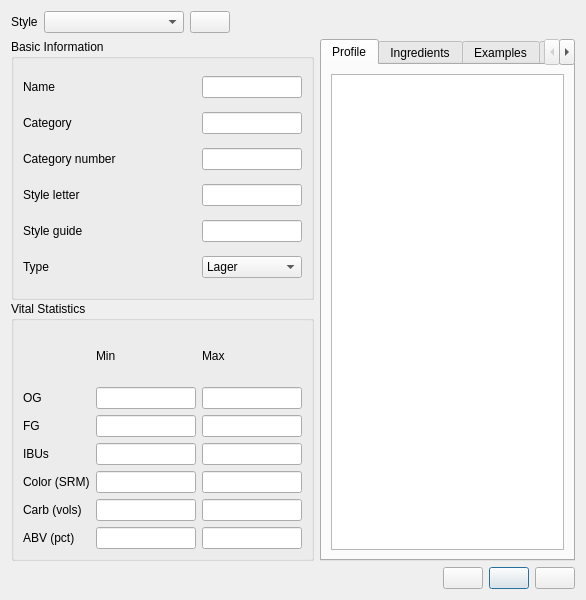
Old version of the form ui/styleEditor.ui in the repository Brewken/brewken.
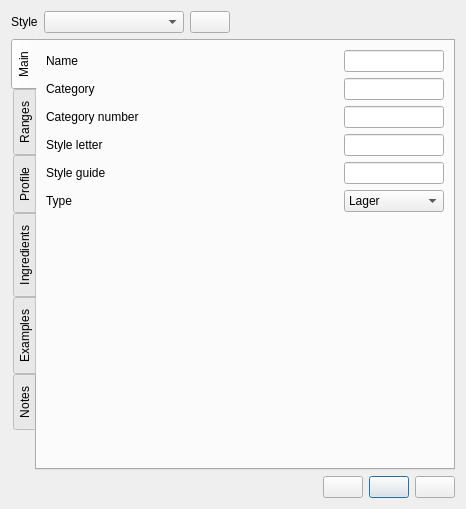
New version of the form. Icons and pictures are not drawn. Custom widgets are drawn as their Qt base class.

The edit to the form file:
```diff
--- a/ui/styleEditor.ui
+++ b/ui/styleEditor.ui
@@ -6,8 +6,8 @@
    <rect>
     <x>0</x>
     <y>0</y>
-    <width>586</width>
-    <height>600</height>
+    <width>466</width>
+    <height>509</height>
    </rect>
   </property>
   <property name="sizePolicy">
@@ -19,7 +19,7 @@
   <property name="windowTitle">
    <string>Style Editor</string>
   </property>
-  <layout class="QVBoxLayout" name="verticalLayout_7">
+  <layout class="QVBoxLayout" name="verticalLayout">
    <item>
     <layout class="QHBoxLayout" name="horizontalLayout_styles">
      <item>
@@ -75,69 +75,28 @@
     </layout>
    </item>
    <item>
-    <layout class="QHBoxLayout" name="horizontalLayout_21">
-     <item>
-      <layout class="QVBoxLayout" name="verticalLayout_6">
-       <property name="spacing">
-        <number>1</number>
-       </property>
-       <item>
-        <widget class="QGroupBox" name="groupBox_basic">
+    <widget class="QTabWidget" name="tabWidget_profile">
          <property name="sizePolicy">
-          <sizepolicy hsizetype="Preferred" vsizetype="Minimum">
+      <sizepolicy hsizetype="Expanding" vsizetype="MinimumExpanding">
            <horstretch>0</horstretch>
            <verstretch>0</verstretch>
           </sizepolicy>
          </property>
-         <property name="title">
-          <string>Basic Information</string>
-         </property>
-         <property name="configSection" stdset="0">
-          <string notr="true">styleEditor</string>
-         </property>
-         <layout class="QGridLayout" name="gridLayout_2">
-          <item row="0" column="0">
-           <widget class="QLabel" name="label_name">
-            <property name="sizePolicy">
-             <sizepolicy hsizetype="Expanding" vsizetype="Preferred">
-              <horstretch>0</horstretch>
-              <verstretch>0</verstretch>
-             </sizepolicy>
-            </property>
-            <property name="text">
-             <string>Name</string>
-            </property>
-            <property name="buddy">
-             <cstring>lineEdit_name</cstring>
-            </property>
-           </widget>
-          </item>
-          <item row="0" column="1">
-           <widget class="QLineEdit" name="lineEdit_name">
-            <property name="sizePolicy">
-             <sizepolicy hsizetype="Fixed" vsizetype="Fixed">
-              <horstretch>100</horstretch>
-              <verstretch>0</verstretch>
-             </sizepolicy>
-            </property>
-            <property name="minimumSize">
-             <size>
-              <width>100</width>
-              <height>0</height>
-             </size>
-            </property>
-            <property name="maximumSize">
-             <size>
-              <width>100</width>
-              <height>16777215</height>
-             </size>
-            </property>
-            <property name="toolTip">
-             <string>Name</string>
-            </property>
-           </widget>
-          </item>
-          <item row="1" column="0">
+     <property name="tabPosition">
+      <enum>QTabWidget::West</enum>
+     </property>
+     <property name="currentIndex">
+      <number>0</number>
+     </property>
+     <property name="usesScrollButtons">
+      <bool>false</bool>
+     </property>
+     <widget class="QWidget" name="tab_main">
+      <attribute name="title">
+       <string>Main</string>
+      </attribute>
+      <layout class="QGridLayout" name="gridLayout">
+       <item row="2" column="0">
            <widget class="QLabel" name="label_category">
             <property name="sizePolicy">
              <sizepolicy hsizetype="Expanding" vsizetype="Preferred">
@@ -145,6 +104,9 @@
               <verstretch>0</verstretch>
              </sizepolicy>
             </property>
+         <property name="toolTip">
+          <string>Required</string>
+         </property>
             <property name="text">
              <string>Category</string>
             </property>
@@ -153,8 +115,8 @@
             </property>
            </widget>
           </item>
-          <item row="1" column="1">
-           <widget class="QLineEdit" name="lineEdit_category">
+       <item row="5" column="3">
+        <widget class="BtStringEdit" name="lineEdit_styleLetter">
             <property name="sizePolicy">
              <sizepolicy hsizetype="Fixed" vsizetype="Fixed">
               <horstretch>100</horstretch>
@@ -174,59 +136,98 @@
              </size>
             </property>
             <property name="toolTip">
-             <string>Category</string>
-            </property>
-           </widget>
-          </item>
-          <item row="2" column="0">
-           <widget class="QLabel" name="label_categoryNumber">
-            <property name="sizePolicy">
-             <sizepolicy hsizetype="Expanding" vsizetype="Preferred">
-              <horstretch>0</horstretch>
-              <verstretch>0</verstretch>
-             </sizepolicy>
-            </property>
-            <property name="text">
-             <string>Category number</string>
-            </property>
-            <property name="buddy">
-             <cstring>lineEdit_categoryNumber</cstring>
-            </property>
-           </widget>
-          </item>
-          <item row="3" column="0">
-           <widget class="QLabel" name="label_styleLetter">
-            <property name="sizePolicy">
-             <sizepolicy hsizetype="Expanding" vsizetype="Preferred">
-              <horstretch>0</horstretch>
-              <verstretch>0</verstretch>
-             </sizepolicy>
-            </property>
-            <property name="text">
              <string>Style letter</string>
             </property>
-            <property name="buddy">
-             <cstring>lineEdit_styleLetter</cstring>
+         <property name="editField" stdset="0">
+          <string>styleLetter</string>
             </property>
            </widget>
           </item>
-          <item row="4" column="0">
-           <widget class="QLabel" name="label_styleGuide">
+       <item row="6" column="3">
+        <widget class="BtStringEdit" name="lineEdit_styleGuide">
             <property name="sizePolicy">
-             <sizepolicy hsizetype="Expanding" vsizetype="Preferred">
-              <horstretch>0</horstretch>
+          <sizepolicy hsizetype="Fixed" vsizetype="Fixed">
+           <horstretch>100</horstretch>
               <verstretch>0</verstretch>
              </sizepolicy>
             </property>
-            <property name="text">
+         <property name="minimumSize">
+          <size>
+           <width>100</width>
+           <height>0</height>
+          </size>
+         </property>
+         <property name="maximumSize">
+          <size>
+           <width>100</width>
+           <height>16777215</height>
+          </size>
+         </property>
+         <property name="toolTip">
              <string>Style guide</string>
             </property>
-            <property name="buddy">
-             <cstring>lineEdit_styleGuide</cstring>
+         <property name="editField" stdset="0">
+          <string>styleGuide</string>
             </property>
            </widget>
           </item>
-          <item row="5" column="0">
+       <item row="4" column="3">
+        <widget class="BtStringEdit" name="lineEdit_categoryNumber">
+         <property name="sizePolicy">
+          <sizepolicy hsizetype="Fixed" vsizetype="Fixed">
+           <horstretch>100</horstretch>
+           <verstretch>0</verstretch>
+          </sizepolicy>
+         </property>
+         <property name="minimumSize">
+          <size>
+           <width>100</width>
+           <height>0</height>
+          </size>
+         </property>
+         <property name="maximumSize">
+          <size>
+           <width>100</width>
+           <height>16777215</height>
+          </size>
+         </property>
+         <property name="toolTip">
+          <string>Category number</string>
+         </property>
+         <property name="editField" stdset="0">
+          <string>categoryNumber</string>
+         </property>
+        </widget>
+       </item>
+       <item row="2" column="3">
+        <widget class="BtStringEdit" name="lineEdit_category">
+         <property name="sizePolicy">
+          <sizepolicy hsizetype="Fixed" vsizetype="Fixed">
+           <horstretch>100</horstretch>
+           <verstretch>0</verstretch>
+          </sizepolicy>
+         </property>
+         <property name="minimumSize">
+          <size>
+           <width>100</width>
+           <height>0</height>
+          </size>
+         </property>
+         <property name="maximumSize">
+          <size>
+           <width>100</width>
+           <height>16777215</height>
+          </size>
+         </property>
+         <property name="toolTip">
+          <string>Category</string>
+         </property>
+         <property name="editField" stdset="0">
+          <string>category</string>
+         </property>
+        </widget>
+       </item>
+       <item row="7" column="0">
            <widget class="QLabel" name="label_type">
             <property name="sizePolicy">
              <sizepolicy hsizetype="Expanding" vsizetype="Preferred">
@@ -234,87 +235,15 @@
               <verstretch>0</verstretch>
              </sizepolicy>
             </property>
+         <property name="toolTip">
+          <string>Required</string>
+         </property>
             <property name="text">
              <string>Type</string>
             </property>
            </widget>
           </item>
-          <item row="2" column="1">
-           <widget class="QLineEdit" name="lineEdit_categoryNumber">
-            <property name="sizePolicy">
-             <sizepolicy hsizetype="Fixed" vsizetype="Fixed">
-              <horstretch>100</horstretch>
-              <verstretch>0</verstretch>
-             </sizepolicy>
-            </property>
-            <property name="minimumSize">
-             <size>
-              <width>100</width>
-              <height>0</height>
-             </size>
-            </property>
-            <property name="maximumSize">
-             <size>
-              <width>100</width>
-              <height>16777215</height>
-             </size>
-            </property>
-            <property name="toolTip">
-             <string>Category number</string>
-            </property>
-           </widget>
-          </item>
-          <item row="3" column="1">
-           <widget class="QLineEdit" name="lineEdit_styleLetter">
-            <property name="sizePolicy">
-             <sizepolicy hsizetype="Fixed" vsizetype="Fixed">
-              <horstretch>100</horstretch>
-              <verstretch>0</verstretch>
-             </sizepolicy>
-            </property>
-            <property name="minimumSize">
-             <size>
-              <width>100</width>
-              <height>0</height>
-             </size>
-            </property>
-            <property name="maximumSize">
-             <size>
-              <width>100</width>
-              <height>16777215</height>
-             </size>
-            </property>
-            <property name="toolTip">
-             <string>Style letter</string>
-            </property>
-           </widget>
-          </item>
-          <item row="4" column="1">
-           <widget class="QLineEdit" name="lineEdit_styleGuide">
-            <property name="sizePolicy">
-             <sizepolicy hsizetype="Fixed" vsizetype="Fixed">
-              <horstretch>100</horstretch>
-              <verstretch>0</verstretch>
-             </sizepolicy>
-            </property>
-            <property name="minimumSize">
-             <size>
-              <width>100</width>
-              <height>0</height>
-             </size>
-            </property>
-            <property name="maximumSize">
-             <size>
-              <width>100</width>
-              <height>16777215</height>
-             </size>
-            </property>
-            <property name="toolTip">
-             <string>Style guide</string>
-            </property>
-           </widget>
-          </item>
-          <item row="5" column="1">
+       <item row="7" column="3">
            <widget class="QComboBox" name="comboBox_type">
             <property name="sizePolicy">
              <sizepolicy hsizetype="Fixed" vsizetype="Fixed">
@@ -369,24 +298,205 @@
             </item>
            </widget>
           </item>
-         </layout>
-        </widget>
+       <item row="0" column="0">
+        <widget class="QLabel" name="label_name">
+         <property name="sizePolicy">
+          <sizepolicy hsizetype="Expanding" vsizetype="Preferred">
+           <horstretch>0</horstretch>
+           <verstretch>0</verstretch>
+          </sizepolicy>
+         </property>
+         <property name="toolTip">
+          <string>Required</string>
+         </property>
+         <property name="text">
+          <string>Name</string>
+         </property>
+         <property name="buddy">
+          <cstring>lineEdit_name</cstring>
+         </property>
+        </widget>
+       </item>
+       <item row="4" column="0" colspan="3">
+        <widget class="QLabel" name="label_categoryNumber">
+         <property name="sizePolicy">
+          <sizepolicy hsizetype="Expanding" vsizetype="Preferred">
+           <horstretch>0</horstretch>
+           <verstretch>0</verstretch>
+          </sizepolicy>
+         </property>
+         <property name="toolTip">
+          <string>Required</string>
+         </property>
+         <property name="text">
+          <string>Category number</string>
+         </property>
+         <property name="buddy">
+          <cstring>lineEdit_categoryNumber</cstring>
+         </property>
+        </widget>
+       </item>
+       <item row="5" column="0" colspan="2">
+        <widget class="QLabel" name="label_styleLetter">
+         <property name="sizePolicy">
+          <sizepolicy hsizetype="Expanding" vsizetype="Preferred">
+           <horstretch>0</horstretch>
+           <verstretch>0</verstretch>
+          </sizepolicy>
+         </property>
+         <property name="toolTip">
+          <string>Required</string>
+         </property>
+         <property name="text">
+          <string>Style letter</string>
+         </property>
+         <property name="buddy">
+          <cstring>lineEdit_styleLetter</cstring>
+         </property>
+        </widget>
+       </item>
+       <item row="0" column="3">
+        <widget class="BtStringEdit" name="lineEdit_name">
+         <property name="sizePolicy">
+          <sizepolicy hsizetype="Fixed" vsizetype="Fixed">
+           <horstretch>100</horstretch>
+           <verstretch>0</verstretch>
+          </sizepolicy>
+         </property>
+         <property name="minimumSize">
+          <size>
+           <width>100</width>
+           <height>0</height>
+          </size>
+         </property>
+         <property name="maximumSize">
+          <size>
+           <width>100</width>
+           <height>16777215</height>
+          </size>
+         </property>
+         <property name="toolTip">
+          <string>Name</string>
+         </property>
+         <property name="editField" stdset="0">
+          <string>name</string>
+         </property>
+        </widget>
+       </item>
+       <item row="6" column="0" colspan="2">
+        <widget class="QLabel" name="label_styleGuide">
+         <property name="sizePolicy">
+          <sizepolicy hsizetype="Expanding" vsizetype="Preferred">
+           <horstretch>0</horstretch>
+           <verstretch>0</verstretch>
+          </sizepolicy>
+         </property>
+         <property name="toolTip">
+          <string>Required</string>
+         </property>
+         <property name="text">
+          <string>Style guide</string>
+         </property>
+         <property name="buddy">
+          <cstring>lineEdit_styleGuide</cstring>
+         </property>
+        </widget>
+       </item>
+       <item row="8" column="0">
+        <spacer name="verticalSpacer">
+         <property name="orientation">
+          <enum>Qt::Vertical</enum>
+         </property>
+         <property name="sizeHint" stdset="0">
+          <size>
+           <width>20</width>
+           <height>40</height>
+          </size>
+         </property>
+        </spacer>
+       </item>
+      </layout>
+     </widget>
+     <widget class="QWidget" name="tab_ranges">
+      <attribute name="title">
+       <string>Ranges</string>
+      </attribute>
+      <layout class="QGridLayout" name="gridLayout_2">
+       <item row="3" column="2">
+        <widget class="BtGenericEdit" name="lineEdit_ibuMax">
+         <property name="sizePolicy">
+          <sizepolicy hsizetype="Fixed" vsizetype="Fixed">
+           <horstretch>100</horstretch>
+           <verstretch>0</verstretch>
+          </sizepolicy>
+         </property>
+         <property name="minimumSize">
+          <size>
+           <width>100</width>
+           <height>0</height>
+          </size>
+         </property>
+         <property name="maximumSize">
+          <size>
+           <width>100</width>
+           <height>16777215</height>
+          </size>
+         </property>
+         <property name="editField" stdset="0">
+          <string notr="true">ibuMax</string>
+         </property>
+        </widget>
        </item>
-       <item>
-        <widget class="QGroupBox" name="styleEditor_vital">
+       <item row="4" column="1">
+        <widget class="BtColorEdit" name="lineEdit_colorMin">
          <property name="sizePolicy">
-          <sizepolicy hsizetype="Preferred" vsizetype="Minimum">
-           <horstretch>0</horstretch>
+          <sizepolicy hsizetype="Fixed" vsizetype="Fixed">
+           <horstretch>100</horstretch>
            <verstretch>0</verstretch>
           </sizepolicy>
          </property>
-         <property name="title">
-          <string>Vital Statistics</string>
+         <property name="minimumSize">
+          <size>
+           <width>100</width>
+           <height>0</height>
+          </size>
          </property>
-         <property name="configSection" stdset="0">
-          <string notr="true">styleEditor</string>
+         <property name="maximumSize">
+          <size>
+           <width>100</width>
+           <height>16777215</height>
+          </size>
          </property>
-         <layout class="QGridLayout" name="gridLayout">
+         <property name="editField" stdset="0">
+          <string notr="true">colorMin_srm</string>
+         </property>
+        </widget>
+       </item>
+       <item row="6" column="2">
+        <widget class="BtGenericEdit" name="lineEdit_abvMax">
+         <property name="sizePolicy">
+          <sizepolicy hsizetype="Fixed" vsizetype="Fixed">
+           <horstretch>100</horstretch>
+           <verstretch>0</verstretch>
+          </sizepolicy>
+         </property>
+         <property name="minimumSize">
+          <size>
+           <width>100</width>
+           <height>0</height>
+          </size>
+         </property>
+         <property name="maximumSize">
+          <size>
+           <width>100</width>
+           <height>16777215</height>
+          </size>
+         </property>
+         <property name="editField" stdset="0">
+          <string notr="true">abvMax_pct</string>
+         </property>
+        </widget>
+       </item>
           <item row="0" column="2">
            <widget class="QLabel" name="label_max">
             <property name="text">
@@ -394,23 +504,48 @@
             </property>
            </widget>
           </item>
-          <item row="0" column="1">
-           <widget class="QLabel" name="label_min">
-            <property name="text">
-             <string>Min</string>
+       <item row="5" column="1">
+        <widget class="BtGenericEdit" name="lineEdit_carbMin">
+         <property name="sizePolicy">
+          <sizepolicy hsizetype="Fixed" vsizetype="Fixed">
+           <horstretch>100</horstretch>
+           <verstretch>0</verstretch>
+          </sizepolicy>
+         </property>
+         <property name="minimumSize">
+          <size>
+           <width>100</width>
+           <height>0</height>
+          </size>
+         </property>
+         <property name="maximumSize">
+          <size>
+           <width>100</width>
+           <height>16777215</height>
+          </size>
+         </property>
+         <property name="editField" stdset="0">
+          <string notr="true">carbMin_vol</string>
             </property>
            </widget>
           </item>
-          <item row="1" column="0">
-           <widget class="BtDensityLabel" name="label_og">
+       <item row="2" column="0">
+        <widget class="BtDensityLabel" name="label_fg">
             <property name="contextMenuPolicy">
              <enum>Qt::CustomContextMenu</enum>
             </property>
             <property name="text">
-             <string>OG</string>
+          <string>FG</string>
             </property>
             <property name="editField" stdset="0">
-             <string notr="true">og</string>
+          <string notr="true">fg</string>
+         </property>
+        </widget>
+       </item>
+       <item row="6" column="0">
+        <widget class="QLabel" name="label_abv">
+         <property name="text">
+          <string>ABV (pct)</string>
             </property>
            </widget>
           </item>
@@ -439,6 +574,31 @@
             </property>
            </widget>
           </item>
+       <item row="3" column="1">
+        <widget class="BtGenericEdit" name="lineEdit_ibuMin">
+         <property name="sizePolicy">
+          <sizepolicy hsizetype="Fixed" vsizetype="Fixed">
+           <horstretch>100</horstretch>
+           <verstretch>0</verstretch>
+          </sizepolicy>
+         </property>
+         <property name="minimumSize">
+          <size>
+           <width>100</width>
+           <height>0</height>
+          </size>
+         </property>
+         <property name="maximumSize">
+          <size>
+           <width>100</width>
+           <height>16777215</height>
+          </size>
+         </property>
+         <property name="editField" stdset="0">
+          <string notr="true">ibuMin</string>
+         </property>
+        </widget>
+       </item>
           <item row="1" column="2">
            <widget class="BtDensityEdit" name="lineEdit_ogMax">
             <property name="sizePolicy">
@@ -464,16 +624,28 @@
             </property>
            </widget>
           </item>
-          <item row="2" column="0">
-           <widget class="BtDensityLabel" name="label_fg">
-            <property name="contextMenuPolicy">
-             <enum>Qt::CustomContextMenu</enum>
-            </property>
-            <property name="text">
-             <string>FG</string>
+       <item row="4" column="2">
+        <widget class="BtColorEdit" name="lineEdit_colorMax">
+         <property name="sizePolicy">
+          <sizepolicy hsizetype="Fixed" vsizetype="Fixed">
+           <horstretch>100</horstretch>
+           <verstretch>0</verstretch>
+          </sizepolicy>
+         </property>
+         <property name="minimumSize">
+          <size>
+           <width>100</width>
+           <height>0</height>
+          </size>
+         </property>
+         <property name="maximumSize">
+          <size>
+           <width>100</width>
+           <height>16777215</height>
+          </size>
             </property>
             <property name="editField" stdset="0">
-             <string notr="true">fg</string>
+          <string notr="true">colorMax_srm</string>
             </property>
            </widget>
           </item>
@@ -502,6 +674,13 @@
             </property>
            </widget>
           </item>
+       <item row="5" column="0">
+        <widget class="QLabel" name="label_carb">
+         <property name="text">
+          <string>Carb (vols)</string>
+         </property>
+        </widget>
+       </item>
           <item row="2" column="2">
            <widget class="BtDensityEdit" name="lineEdit_fgMax">
             <property name="sizePolicy">
@@ -527,63 +706,6 @@
             </property>
            </widget>
           </item>
-          <item row="3" column="0">
-           <widget class="QLabel" name="label_ibu">
-            <property name="text">
-             <string>IBUs</string>
-            </property>
-           </widget>
-          </item>
-          <item row="3" column="1">
-           <widget class="BtGenericEdit" name="lineEdit_ibuMin">
-            <property name="sizePolicy">
-             <sizepolicy hsizetype="Fixed" vsizetype="Fixed">
-              <horstretch>100</horstretch>
-              <verstretch>0</verstretch>
-             </sizepolicy>
-            </property>
-            <property name="minimumSize">
-             <size>
-              <width>100</width>
-              <height>0</height>
-             </size>
-            </property>
-            <property name="maximumSize">
-             <size>
-              <width>100</width>
-              <height>16777215</height>
-             </size>
-            </property>
-            <property name="editField" stdset="0">
-             <string notr="true">ibuMin</string>
-            </property>
-           </widget>
-          </item>
-          <item row="3" column="2">
-           <widget class="BtGenericEdit" name="lineEdit_ibuMax">
-            <property name="sizePolicy">
-             <sizepolicy hsizetype="Fixed" vsizetype="Fixed">
-              <horstretch>100</horstretch>
-              <verstretch>0</verstretch>
-             </sizepolicy>
-            </property>
-            <property name="minimumSize">
-             <size>
-              <width>100</width>
-              <height>0</height>
-             </size>
-            </property>
-            <property name="maximumSize">
-             <size>
-              <width>100</width>
-              <height>16777215</height>
-             </size>
-            </property>
-            <property name="editField" stdset="0">
-             <string notr="true">ibuMax</string>
-            </property>
-           </widget>
-          </item>
           <item row="4" column="0">
            <widget class="BtColorLabel" name="label_color">
             <property name="contextMenuPolicy">
@@ -597,120 +719,6 @@
             </property>
            </widget>
           </item>
-          <item row="4" column="1">
-           <widget class="BtColorEdit" name="lineEdit_colorMin">
-            <property name="sizePolicy">
-             <sizepolicy hsizetype="Fixed" vsizetype="Fixed">
-              <horstretch>100</horstretch>
-              <verstretch>0</verstretch>
-             </sizepolicy>
-            </property>
-            <property name="minimumSize">
-             <size>
-              <width>100</width>
-              <height>0</height>
-             </size>
-            </property>
-            <property name="maximumSize">
-             <size>
-              <width>100</width>
-              <height>16777215</height>
-             </size>
-            </property>
-            <property name="editField" stdset="0">
-             <string notr="true">colorMin_srm</string>
-            </property>
-           </widget>
-          </item>
-          <item row="4" column="2">
-           <widget class="BtColorEdit" name="lineEdit_colorMax">
-            <property name="sizePolicy">
-             <sizepolicy hsizetype="Fixed" vsizetype="Fixed">
-              <horstretch>100</horstretch>
-              <verstretch>0</verstretch>
-             </sizepolicy>
-            </property>
-            <property name="minimumSize">
-             <size>
-              <width>100</width>
-              <height>0</height>
-             </size>
-            </property>
-            <property name="maximumSize">
-             <size>
-              <width>100</width>
-              <height>16777215</height>
-             </size>
-            </property>
-            <property name="editField" stdset="0">
-             <string notr="true">colorMax_srm</string>
-            </property>
-           </widget>
-          </item>
-          <item row="5" column="0">
-           <widget class="QLabel" name="label_carb">
-            <property name="text">
-             <string>Carb (vols)</string>
-            </property>
-           </widget>
-          </item>
-          <item row="5" column="1">
-           <widget class="BtGenericEdit" name="lineEdit_carbMin">
-            <property name="sizePolicy">
-             <sizepolicy hsizetype="Fixed" vsizetype="Fixed">
-              <horstretch>100</horstretch>
-              <verstretch>0</verstretch>
-             </sizepolicy>
-            </property>
-            <property name="minimumSize">
-             <size>
-              <width>100</width>
-              <height>0</height>
-             </size>
-            </property>
-            <property name="maximumSize">
-             <size>
-              <width>100</width>
-              <height>16777215</height>
-             </size>
-            </property>
-            <property name="editField" stdset="0">
-             <string notr="true">carbMin_vol</string>
-            </property>
-           </widget>
-          </item>
-          <item row="5" column="2">
-           <widget class="BtGenericEdit" name="lineEdit_carbMax">
-            <property name="sizePolicy">
-             <sizepolicy hsizetype="Fixed" vsizetype="Fixed">
-              <horstretch>100</horstretch>
-              <verstretch>0</verstretch>
-             </sizepolicy>
-            </property>
-            <property name="minimumSize">
-             <size>
-              <width>100</width>
-              <height>0</height>
-             </size>
-            </property>
-            <property name="maximumSize">
-             <size>
-              <width>100</width>
-              <height>16777215</height>
-             </size>
-            </property>
-            <property name="editField" stdset="0">
-             <string notr="true">carbMax_vol</string>
-            </property>
-           </widget>
-          </item>
-          <item row="6" column="0">
-           <widget class="QLabel" name="label_abv">
-            <property name="text">
-             <string>ABV (pct)</string>
-            </property>
-           </widget>
-          </item>
           <item row="6" column="1">
            <widget class="BtGenericEdit" name="lineEdit_abvMin">
             <property name="sizePolicy">
@@ -736,8 +744,21 @@
             </property>
            </widget>
           </item>
-          <item row="6" column="2">
-           <widget class="BtGenericEdit" name="lineEdit_abvMax">
+       <item row="1" column="0">
+        <widget class="BtDensityLabel" name="label_og">
+         <property name="contextMenuPolicy">
+          <enum>Qt::CustomContextMenu</enum>
+         </property>
+         <property name="text">
+          <string>OG</string>
+         </property>
+         <property name="editField" stdset="0">
+          <string notr="true">og</string>
+         </property>
+        </widget>
+       </item>
+       <item row="5" column="2">
+        <widget class="BtGenericEdit" name="lineEdit_carbMax">
             <property name="sizePolicy">
              <sizepolicy hsizetype="Fixed" vsizetype="Fixed">
               <horstretch>100</horstretch>
@@ -757,47 +778,39 @@
              </size>
             </property>
             <property name="editField" stdset="0">
-             <string notr="true">abvMax_pct</string>
+          <string notr="true">carbMax_vol</string>
             </property>
            </widget>
           </item>
-         </layout>
+       <item row="0" column="1">
+        <widget class="QLabel" name="label_min">
+         <property name="text">
+          <string>Min</string>
+         </property>
         </widget>
        </item>
-       <item>
-        <spacer name="verticalSpacer">
+       <item row="3" column="0">
+        <widget class="QLabel" name="label_ibu">
+         <property name="text">
+          <string>IBUs</string>
+         </property>
+        </widget>
+       </item>
+       <item row="7" column="1">
+        <spacer name="verticalSpacer_2">
          <property name="orientation">
           <enum>Qt::Vertical</enum>
          </property>
-         <property name="sizeType">
-          <enum>QSizePolicy::Minimum</enum>
-         </property>
          <property name="sizeHint" stdset="0">
           <size>
            <width>20</width>
-           <height>0</height>
+           <height>40</height>
           </size>
          </property>
         </spacer>
        </item>
       </layout>
-     </item>
-     <item>
-      <layout class="QVBoxLayout" name="verticalLayout_5">
-       <property name="spacing">
-        <number>1</number>
-       </property>
-       <item>
-        <widget class="QTabWidget" name="tabWidget_profile">
-         <property name="sizePolicy">
-          <sizepolicy hsizetype="Expanding" vsizetype="MinimumExpanding">
-           <horstretch>0</horstretch>
-           <verstretch>0</verstretch>
-          </sizepolicy>
-         </property>
-         <property name="currentIndex">
-          <number>0</number>
-         </property>
+     </widget>
          <widget class="QWidget" name="tab">
           <attribute name="title">
            <string>Profile</string>
@@ -867,12 +880,8 @@
          </widget>
         </widget>
        </item>
-      </layout>
-     </item>
-    </layout>
-   </item>
    <item>
-    <layout class="QHBoxLayout" name="horizontalLayout_20">
+    <layout class="QHBoxLayout" name="horizontalLayout">
      <item>
       <spacer name="horizontalSpacer_2">
        <property name="orientation">
@@ -889,7 +898,7 @@
      <item>
       <widget class="QPushButton" name="pushButton_new">
        <property name="toolTip">
-        <string>New</string>
+        <string>New style</string>
        </property>
        <property name="text">
         <string/>
@@ -906,7 +915,7 @@
      <item>
       <widget class="QPushButton" name="pushButton_save">
        <property name="toolTip">
-        <string>Save</string>
+        <string>Save and close</string>
        </property>
        <property name="text">
         <string/>
@@ -926,7 +935,7 @@
      <item>
       <widget class="QPushButton" name="pushButton_cancel">
        <property name="toolTip">
-        <string>Cancel</string>
+        <string>Discard and close</string>
        </property>
        <property name="text">
         <string/>
@@ -945,27 +954,16 @@
   </layout>
  </widget>
  <customwidgets>
-  <customwidget>
-   <class>BtDensityLabel</class>
-   <extends>QLabel</extends>
-   <header>BtLabel.h</header>
-   <slots>
-    <signal>labelChanged(Unit::unitDisplay,Unit::unitScale)</signal>
-   </slots>
-  </customwidget>
-  <customwidget>
-   <class>BtDensityEdit</class>
-   <extends>QLineEdit</extends>
-   <header>BtLineEdit.h</header>
-   <slots>
-    <slot>lineChanged(Unit::unitDisplay,Unit::unitScale)</slot>
-   </slots>
-  </customwidget>
   <customwidget>
    <class>BtGenericEdit</class>
    <extends>QLineEdit</extends>
    <header>BtLineEdit.h</header>
   </customwidget>
+  <customwidget>
+   <class>BtStringEdit</class>
+   <extends>QLineEdit</extends>
+   <header>BtLineEdit.h</header>
+  </customwidget>
   <customwidget>
    <class>BtColorLabel</class>
    <extends>QLabel</extends>
@@ -982,6 +980,22 @@
     <slot>lineChanged(Unit::unitDisplay,Unit::unitScale)</slot>
    </slots>
   </customwidget>
+  <customwidget>
+   <class>BtDensityLabel</class>
+   <extends>QLabel</extends>
+   <header>BtLabel.h</header>
+   <slots>
+    <signal>labelChanged(Unit::unitDisplay,Unit::unitScale)</signal>
+   </slots>
+  </customwidget>
+  <customwidget>
+   <class>BtDensityEdit</class>
+   <extends>QLineEdit</extends>
+   <header>BtLineEdit.h</header>
+   <slots>
+    <slot>lineChanged(Unit::unitDisplay,Unit::unitScale)</slot>
+   </slots>
+  </customwidget>
  </customwidgets>
  <resources>
   <include location="../brewken.qrc"/>
```
Left out of the diff: 30 changed lines with no effect on the pictures. Lines whose indentation alone changed are shown as unchanged.
